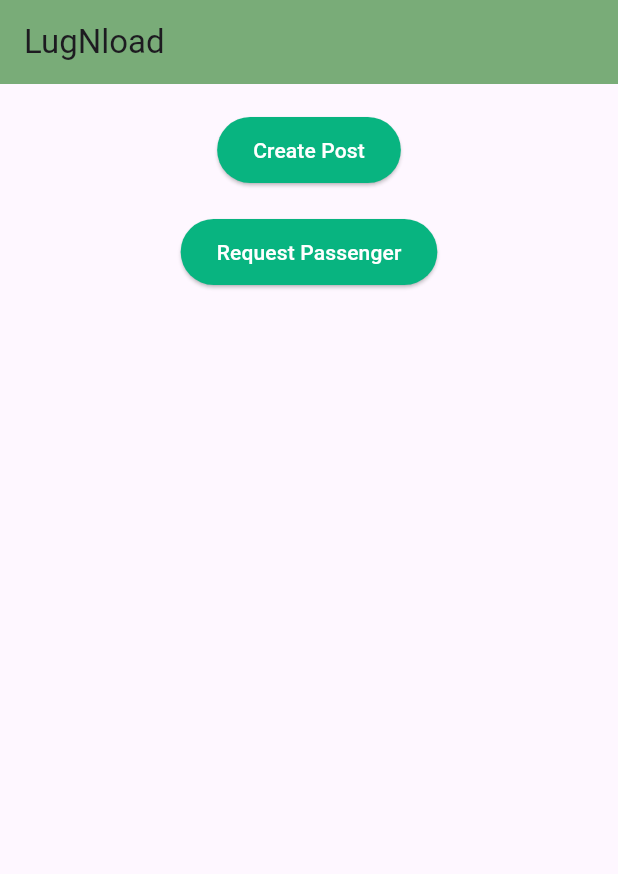
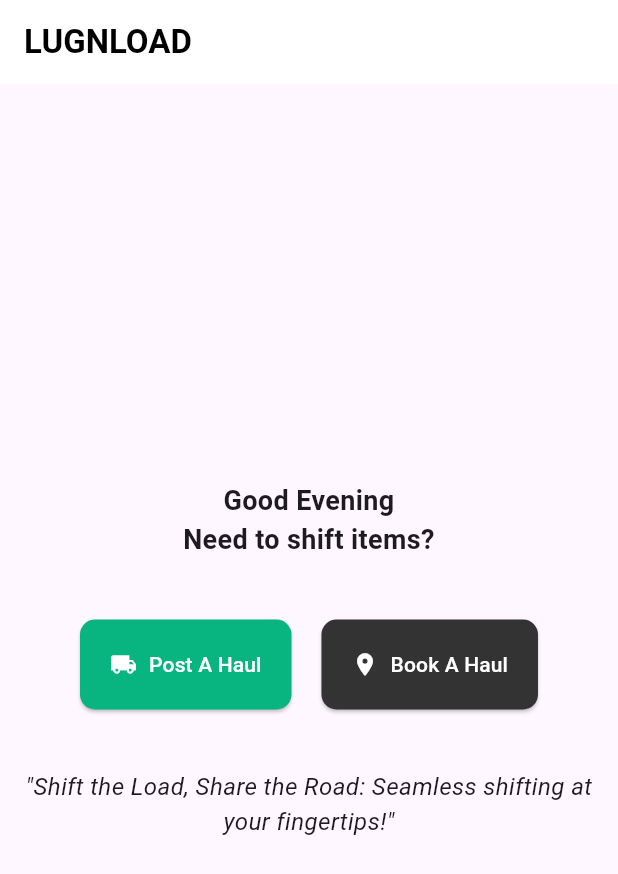
Before and after one commit to Jojina-Git/LugNLoadApp, a Flutter app: the DriverLogin screen opened directly, on a phone screen of 412 x 824 dp. Shown: the top 874 px of the screen. Run offline on Flutter 3.47's test engine with Material 3 defaults, Android fonts, the phone set to English and light mode, and no system bars; our stand-ins replace cloud_firestore, firebase_auth, firebase_core, firebase_storage, fluttertoast, image_picker and 1 more; accounts and stored records are empty.

Commit message:
design changes

```diff
--- a/lib/DriverLogin.dart
+++ b/lib/DriverLogin.dart
@@ -1,7 +1,5 @@
-import 'package:flutter/cupertino.dart';
 import 'package:flutter/material.dart';
 import 'package:lugnload/DriverLocation.dart';
-
 import 'DriverHaulForm.dart';
 
 class DriverLogin extends StatefulWidget {
@@ -16,53 +14,85 @@ class _DriverLoginState extends State<DriverLogin> {
   Widget build(BuildContext context) {
     return Scaffold(
       appBar: AppBar(
-        backgroundColor: Color(0xFF79AC78),
-        title:const Text("LugNload"),
+        backgroundColor: Colors.white,
+        elevation: 0,
+        title: const Text(
+          'LUGNLOAD',
+          style: TextStyle(
+            color: Colors.black,
+            fontWeight: FontWeight.bold,
+          ),
+        ),
+
       ),
       body: Center(
-        child: Container(
-          child: Column(
-            children: [
-              Padding(padding: EdgeInsets.only(top: 20),
-
-                child: ElevatedButton(
+        child: Column(
+          mainAxisAlignment: MainAxisAlignment.center,
+          children: [
+            Text(
+              'Good Evening \nNeed to shift items?',
+              textAlign: TextAlign.center,
+              style: TextStyle(
+                fontSize: 18,
+                fontWeight: FontWeight.bold,
+              ),
+            ),
+            SizedBox(height: 40),
+            Row(
+              mainAxisAlignment: MainAxisAlignment.center,
+              children: [
+                ElevatedButton.icon(
                   style: ElevatedButton.styleFrom(
                     foregroundColor: Colors.white,
                     backgroundColor: Color(0xFF08B480),
-                    shape: StadiumBorder(),
-                    padding: EdgeInsets.symmetric(horizontal: 24.0, vertical: 12.0),
+                    shape: RoundedRectangleBorder(
+                      borderRadius: BorderRadius.circular(10.0),
+                    ),
+                    padding: EdgeInsets.symmetric(horizontal: 20.0, vertical: 20.0),
                   ),
                   onPressed: () {
                     Navigator.push(
                       context,
-
-                      MaterialPageRoute(builder: (context) =>DriverHaulForm()),
+                      MaterialPageRoute(builder: (context) => DriverHaulForm()),
                     );
                   },
-                  child: Text('Create Post'),
+                  icon: Icon(Icons.local_shipping),
+                  label: Text('Post A Haul'),
                 ),
-
-              ),
-              Padding(padding: EdgeInsets.only(top: 20),
-                child:ElevatedButton(
+                SizedBox(width: 20),
+                ElevatedButton.icon(
                   style: ElevatedButton.styleFrom(
                     foregroundColor: Colors.white,
-                    backgroundColor: Color(0xFF08B480),
-                    shape: StadiumBorder(),
-                    padding: EdgeInsets.symmetric(horizontal: 24.0, vertical: 12.0),
+                    backgroundColor: Color(0xFF333333),
+                    shape: RoundedRectangleBorder(
+                      borderRadius: BorderRadius.circular(10.0),
+                    ),
+                    padding: EdgeInsets.symmetric(horizontal: 20.0, vertical: 20.0),
                   ),
                   onPressed: () {
                     Navigator.push(
                       context,
-                      MaterialPageRoute(builder: (context) => DriverLocation()),//navigate to the page
+                      MaterialPageRoute(builder: (context) => DriverLocation()),
                     );
                   },
-                  child: Text('Request Passenger'),
+                  icon: Icon(Icons.location_on),
+                  label: Text('Book A Haul'),
                 ),
-              )
-
-            ],
-          ),
+              ],
+            ),
+            SizedBox(height: 40),
+            Padding(
+              padding: const EdgeInsets.symmetric(horizontal: 16.0),
+              child: Text(
+                '"Shift the Load, Share the Road: Seamless shifting at your fingertips!"',
+                textAlign: TextAlign.center,
+                style: TextStyle(
+                  fontSize: 16,
+                  fontStyle: FontStyle.italic,
+                ),
+              ),
+            ),
+          ],
         ),
       ),
     );
--- a/lib/UserDriverLogin.dart
+++ b/lib/UserDriverLogin.dart
@@ -2,7 +2,7 @@ import 'package:flutter/material.dart';
 import 'package:firebase_auth/firebase_auth.dart';
 import 'shared_preferences_service.dart';
 import 'registration_page.dart';
-import 'login.dart'; // Import your login page
+import 'login.dart';
 
 import 'main.dart';
 
--- a/lib/login.dart
+++ b/lib/login.dart
@@ -137,6 +137,9 @@ class _LoginPageState extends State<LoginPage> {
   }
 }
 
+
+
+
 class UserTypeSelectionPage extends StatelessWidget {
   @override
   Widget build(BuildContext context) {
```
